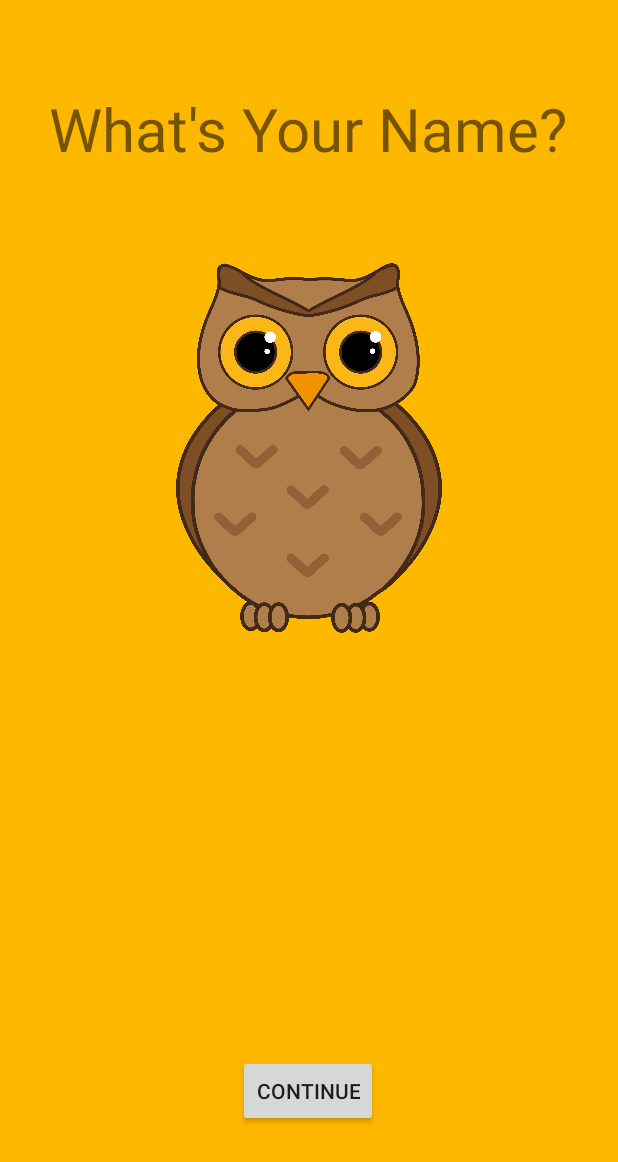
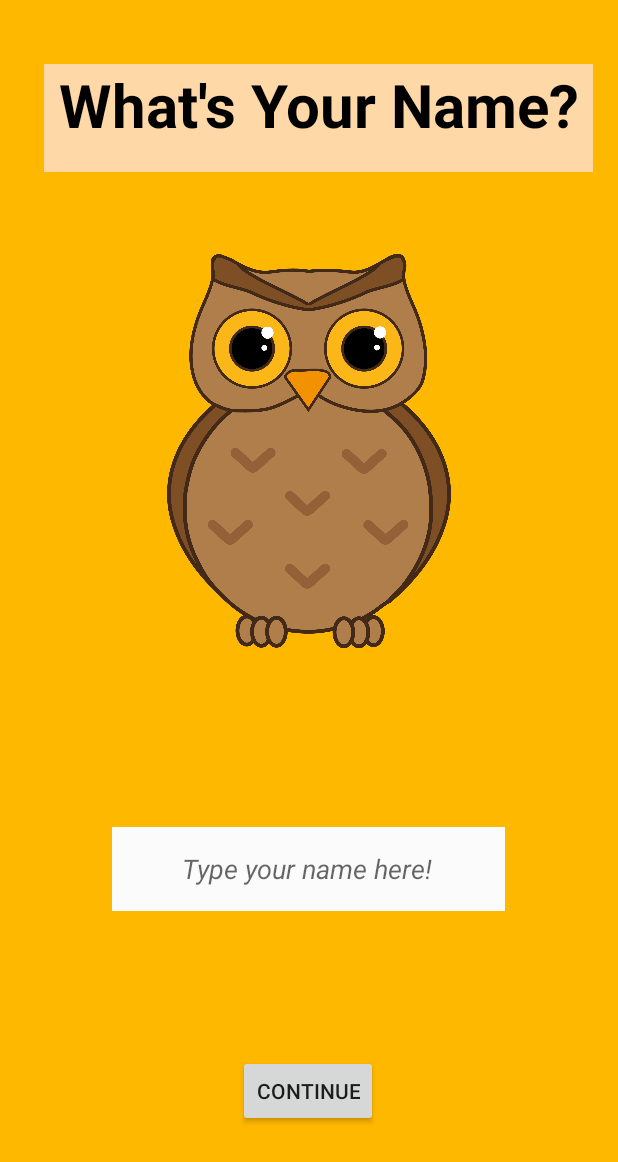
Before and after one commit to cerysmooney/MobileApps_TESTING_CODES_USE_THIS_FOR_PRACTISE, an Android app built with Jetpack Compose: the NamePage screen opened directly, with no data from a screen before it, on a phone screen of 412 x 824 dp. Shown: the top 1162 px of the screen. Run offline under Robolectric (Android 15) with nearby library versions, the phone set to English and light mode, and no system bars.

Commit message:
Name Page is WORKING

```diff
--- a/app/src/main/res/layout/name_page.xml
+++ b/app/src/main/res/layout/name_page.xml
@@ -10,27 +10,30 @@
 
     <TextView
         android:id="@+id/textView2"
-        android:layout_width="wrap_content"
-        android:layout_height="wrap_content"
-        android:text="What's Your Name?"
+        android:layout_width="366dp"
+        android:layout_height="72dp"
+        android:background="#FFD8A8"
+        android:text=" What's Your Name?"
+        android:textColor="#000000"
         android:textSize="40sp"
+        android:textStyle="bold"
         app:layout_constraintBottom_toBottomOf="parent"
         app:layout_constraintEnd_toEndOf="parent"
-        app:layout_constraintHorizontal_bias="0.489"
+        app:layout_constraintHorizontal_bias="0.644"
         app:layout_constraintStart_toStartOf="parent"
         app:layout_constraintTop_toTopOf="parent"
-        app:layout_constraintVertical_bias="0.076" />
+        app:layout_constraintVertical_bias="0.057" />
 
     <ImageView
         android:id="@+id/owl_images"
-        android:layout_width="177dp"
-        android:layout_height="549dp"
+        android:layout_width="189dp"
+        android:layout_height="316dp"
         android:src="@drawable/okowl"
         app:layout_constraintBottom_toBottomOf="parent"
         app:layout_constraintEnd_toEndOf="parent"
         app:layout_constraintStart_toStartOf="parent"
         app:layout_constraintTop_toTopOf="parent"
-        app:layout_constraintVertical_bias="0.087" />
+        app:layout_constraintVertical_bias="0.281" />
 
     <Button
         android:id="@+id/nameButton"
@@ -44,4 +47,21 @@
         app:layout_constraintTop_toTopOf="parent"
         app:layout_constraintVertical_bias="0.906" />
 
+    <EditText
+        android:id="@+id/editTextTextEmailAddress"
+        android:layout_width="262dp"
+        android:layout_height="56dp"
+        android:background="#FBFBFB"
+        android:ems="10"
+        android:hint="          Type your name here!"
+        android:inputType="textEmailAddress"
+        android:textStyle="italic"
+        app:layout_constraintBottom_toBottomOf="parent"
+        app:layout_constraintEnd_toEndOf="parent"
+        app:layout_constraintHorizontal_bias="0.497"
+        app:layout_constraintStart_toStartOf="parent"
+        app:layout_constraintTop_toTopOf="parent"
+        app:layout_constraintVertical_bias="0.718" />
+
+
 </androidx.constraintlayout.widget.ConstraintLayout>
```
